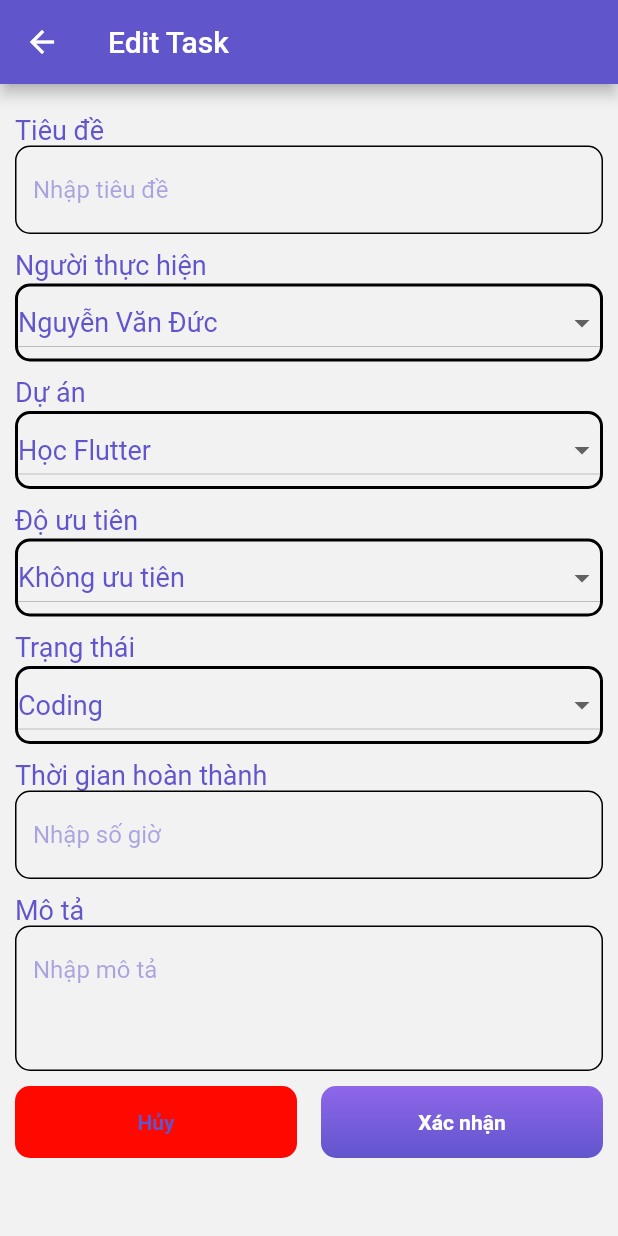
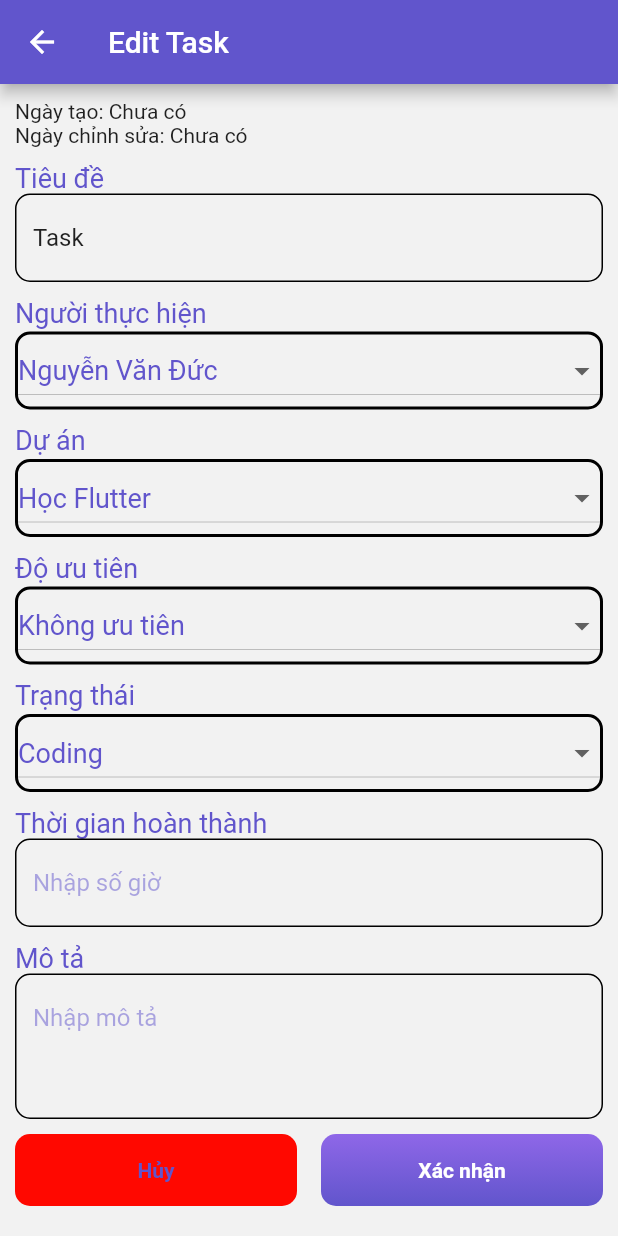
Before and after one commit to duchl02/manager_app_flutter, a Flutter app: the TaskScreen screen opened by its route, after a tap on "Task", on a phone screen of 412 x 824 dp. Run offline on Flutter 3.47's test engine with Material 2 defaults, Android fonts, the phone set to English and light mode, and no system bars; our stand-ins replace cloud_firestore, firebase_core, flutter_easyloading, flutter_svg, font_awesome_flutter, go_router and 4 more; missing offline and left inert: confirm_dialog; accounts and stored records are empty.

```diff
--- a/lib/Data/models/task_model.dart
+++ b/lib/Data/models/task_model.dart
@@ -29,7 +29,8 @@ class TaskModal {
   }
 
   static TaskModal fromJson(Map<String, dynamic> json) => TaskModal(
-      name: json['name'],
-      description: json['description'],
-      createAt: (json['birthday'] as Timestamp).toDate());
+        name: json['name'],
+        description: json['description'],
+      );
+  // createAt: (json['birthday'] as Timestamp).toDate()
 }
--- a/lib/representation/screens/task_screen/task_detail_screen.dart
+++ b/lib/representation/screens/task_screen/task_detail_screen.dart
@@ -10,6 +10,7 @@ import 'package:travel_app/representation/widgets/form_field.dart';
 import 'package:travel_app/representation/widgets/select_option.dart';
 
 import '../../../core/constants/color_constants.dart';
+import '../../widgets/custom-select.dart';
 
 class TaskDetail extends StatefulWidget {
   const TaskDetail({super.key, required this.taskModal});
@@ -23,20 +24,31 @@ class TaskDetail extends StatefulWidget {
 }
 
 class _TaskDetailState extends State<TaskDetail> {
-  late TextEditingController nameController,
-      descriptionController,
-      priorityController,
-      statusController,
-      timeSuccessController,
-      userIdController,
-      projectController,
-      updateAtController,
-      createAtController;
+  TextEditingController? nameController = TextEditingController();
+  TextEditingController? timeSuccessController = TextEditingController();
+  TextEditingController? descriptionController = TextEditingController();
+  late String userId = _listSatff[0];
+  late String projectId = _listProject[0];
+  late String priorityId = _listPriority[0];
+  late String statusId = _listStatus[0];
   @override
   void initState() {
     super.initState();
+    setValue();
     // userController = TextEditingController();
     // passwordController = TextEditingController();
+  }
+
+  void setValue() {
+    if (widget.taskModal.name != null) {
+      nameController!.text = widget.taskModal.name!;
+    }
+    if (widget.taskModal.timeSuccess != null) {
+      timeSuccessController!.text = widget.taskModal.timeSuccess!;
+    }
+    if (widget.taskModal.description != null) {
+      descriptionController!.text = widget.taskModal.description!;
+    }
   }
 
   @override
@@ -52,7 +64,30 @@ class _TaskDetailState extends State<TaskDetail> {
           child: Column(
             crossAxisAlignment: CrossAxisAlignment.start,
             children: [
-              FormInputField(label: "Tiêu đề", hintText: "Nhập tiêu đề"),
+              Row(
+                children: [
+                  Text("Ngày tạo: "),
+                  Text(widget.taskModal.createAt != null
+                      ? widget.taskModal.createAt!.toIso8601String()
+                      : "Chưa có")
+                ],
+              ),
+              Row(
+                children: [
+                  Text("Ngày chỉnh sửa: "),
+                  Text(widget.taskModal.updateAt != null
+                      ? widget.taskModal.updateAt!.toIso8601String()
+                      : "Chưa có")
+                ],
+              ),
+              FormInputField(
+                label: "Tiêu đề",
+                hintText: "Nhập tiêu đề",
+                controller: nameController,
+                onChanged: (value) {
+                  nameController!.text = value;
+                },
+              ),
               // FormInputField(label: "Người thực hiện", hintText: "Nhập tiêu đề"),
               Padding(
                 padding: EdgeInsets.only(top: 10, bottom: 2),
@@ -65,6 +100,9 @@ class _TaskDetailState extends State<TaskDetail> {
               SelectOption(
                 list: _listSatff,
                 dropdownValue: _listSatff[0],
+                onChanged: (p0) {
+                  userId = p0 as String;
+                },
               ),
               Padding(
                 padding: EdgeInsets.only(top: 10, bottom: 2),
@@ -77,6 +115,9 @@ class _TaskDetailState extends State<TaskDetail> {
               SelectOption(
                 list: _listProject,
                 dropdownValue: _listProject[0],
+                onChanged: (p0) {
+                  projectId = p0 as String;
+                },
               ),
               Padding(
                 padding: EdgeInsets.only(top: 10, bottom: 2),
@@ -89,6 +130,9 @@ class _TaskDetailState extends State<TaskDetail> {
               SelectOption(
                 list: _listPriority,
                 dropdownValue: _listPriority[0],
+                onChanged: (p0) {
+                  priorityId = p0 as String;
+                },
               ),
               Padding(
                 padding: EdgeInsets.only(top: 10, bottom: 2),
@@ -101,6 +145,9 @@ class _TaskDetailState extends State<TaskDetail> {
               SelectOption(
                 list: _listStatus,
                 dropdownValue: _listStatus[0],
+                onChanged: (p0) {
+                  statusId = p0 as String;
+                },
               ),
               FormInputField(
                 label: "Thời gian hoàn thành",
@@ -185,3 +232,4 @@ const List<String> _listStatus = <String>[
   'In progress',
   'Done'
 ];
+// List taskDetail1 = [];
--- a/lib/representation/screens/task_screen/task_screen.dart
+++ b/lib/representation/screens/task_screen/task_screen.dart
@@ -107,13 +107,13 @@ class _TaskScreenState extends State<TaskScreen> {
             height: 5,
           ),
           Row(children: [
-            Expanded(
-              flex: 3,
-              child: SelectOption(
-                list: _list,
-                dropdownValue: _list[0],
-              ),
-            ),
+            // Expanded(
+            //   flex: 3,
+            //   child: SelectOption(
+            //     list: _list,
+            //     dropdownValue: _list[0],
+            //   ),
+            // ),
             SizedBox(
               width: 10,
             ),
--- a/lib/representation/widgets/select_option.dart
+++ b/lib/representation/widgets/select_option.dart
@@ -4,21 +4,23 @@ import 'package:travel_app/representation/screens/task_screen/task_screen.dart';
 import '../../core/constants/color_constants.dart';
 import '../../core/constants/text_style.dart';
 
-class SelectOption extends StatefulWidget {
-   SelectOption({super.key, required this.list, required this.dropdownValue});
+class SelectOption<T> extends StatefulWidget {
+  SelectOption(
+      {super.key,
+      required this.list,
+      required this.dropdownValue,
+      required this.onChanged});
 
-   List<String> list;
+  List<String> list;
 
   @override
   State<SelectOption> createState() => _SelectOptionState();
 
-  String dropdownValue ;
-
+  String dropdownValue;
+  final void Function(T?) onChanged;
 }
 
 class _SelectOptionState extends State<SelectOption> {
-
-
   @override
   Widget build(BuildContext context) {
     return Container(
@@ -26,7 +28,7 @@ class _SelectOptionState extends State<SelectOption> {
           borderRadius: BorderRadius.circular(10),
           border: Border.all(color: Colors.black, width: 2)),
       child: DropdownButton<String>(
-        value: widget.dropdownValue.isNotEmpty ?  widget.dropdownValue : null,
+        value: widget.dropdownValue.isNotEmpty ? widget.dropdownValue : null,
         isExpanded: true,
         icon: const Icon(Icons.arrow_drop_down),
         elevation: 16,
@@ -34,9 +36,11 @@ class _SelectOptionState extends State<SelectOption> {
         onChanged: (String? value) {
           // This is called when the user selects an item.
           setState(() {
-             widget.dropdownValue = value!;
+            widget.onChanged(value);
+            widget.dropdownValue = value!;
           });
         },
+        // onChanged: widget.onChanged,
         items: widget.list.map<DropdownMenuItem<String>>((String value) {
           return DropdownMenuItem<String>(
             value: value,
```
Also changed, not shown: lib/representation/screens/home_screen/home_screen.dart (+4 -5 lines), lib/representation/widgets/custom-select.dart (added, +51 -0 lines), lib/services/services.dart (+60 -10 lines).
